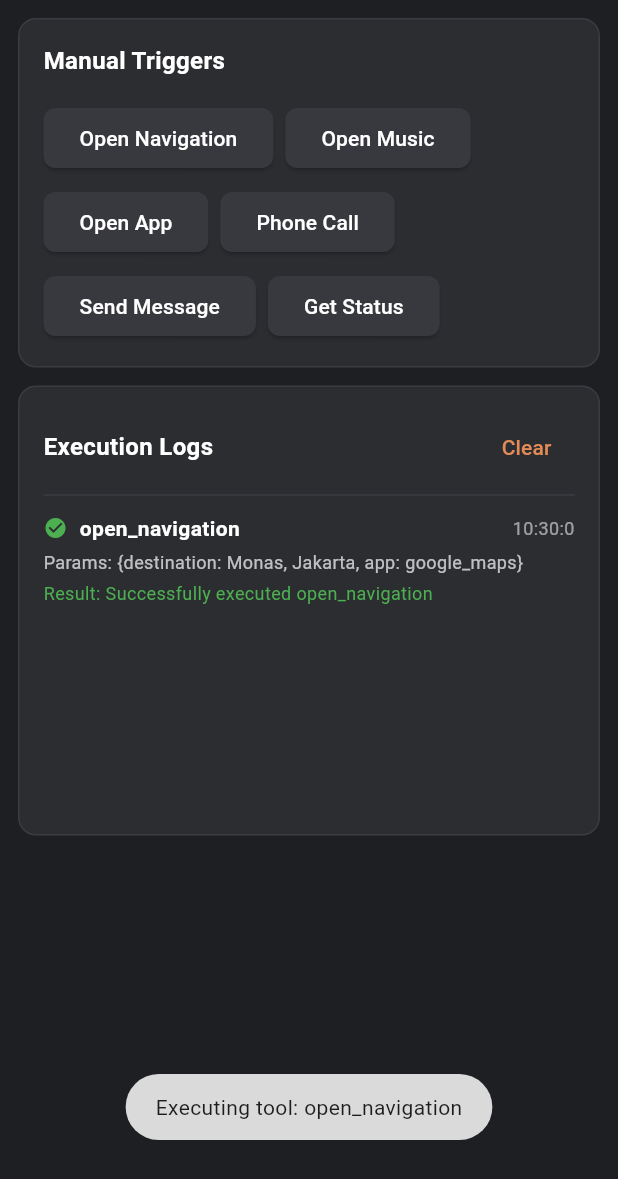
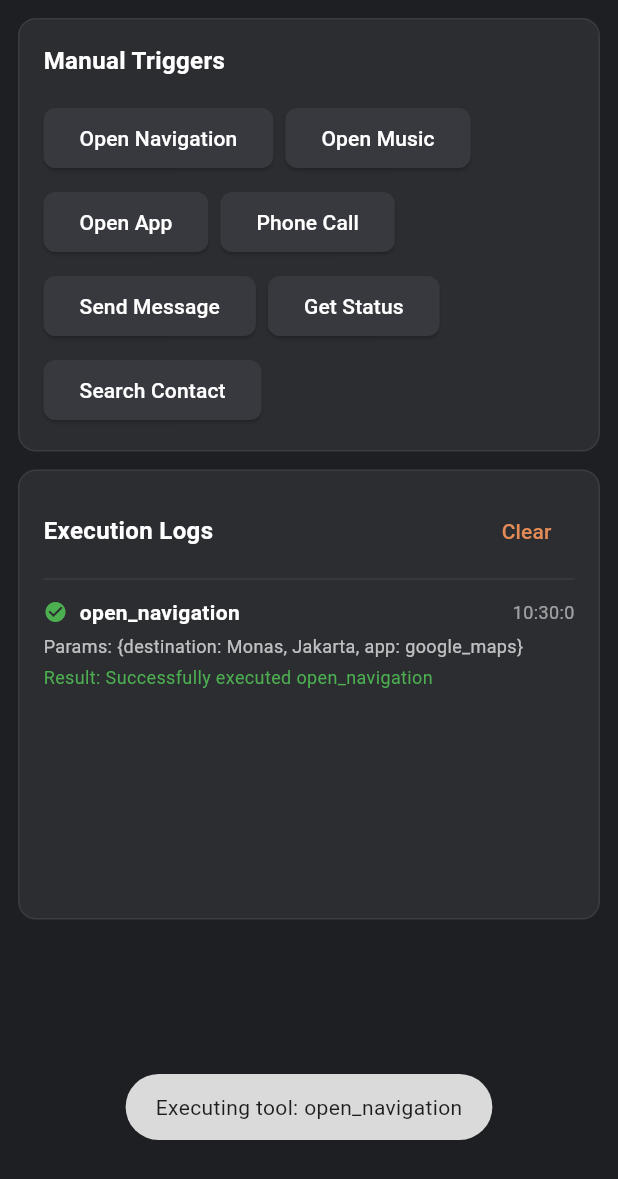
Before and after one commit to nixon42/flutter_mimo, a Flutter app: the DebugToolsPanel widget shown alone on an empty page, opened directly, after a tap on "Open Navigation", on a phone screen of 412 x 824 dp. Shown: the top 1179 px of the screen. Run offline on Flutter 3.47's test engine with Material 3 defaults, Android fonts, the phone set to English and light mode, and no system bars; our stand-ins replace flutter_contacts, fluttertoast, permission_handler, platform, shared_preferences; missing offline and left inert: android_intent_plus, flutter_foreground_task, mqtt_client; accounts and stored records are empty.

Commit message:
feat(flutter): add search_contact test button in debug UI to trigger permission request

```diff
--- a/lib/main.dart
+++ b/lib/main.dart
@@ -3,6 +3,7 @@ import 'package:flutter_foreground_task/flutter_foreground_task.dart';
 import 'package:provider/provider.dart';
 import 'data/services/foreground_service_manager.dart';
 import 'data/services/intent_service.dart';
+import 'data/services/contact_service.dart';
 import 'presentation/state/companion_state.dart';
 import 'presentation/state/tool_debug_state.dart';
 import 'presentation/ui/screens/dashboard_screen.dart';
@@ -52,7 +53,10 @@ class MyApp extends StatelessWidget {
           create: (_) => CompanionState(serviceManager: serviceManager),
         ),
         ChangeNotifierProvider(
-          create: (_) => ToolDebugState(intentService: intentService),
+          create: (_) => ToolDebugState(
+            intentService: intentService,
+            contactService: DeviceContactService(),
+          ),
         ),
       ],
       child: MaterialApp(
--- a/lib/presentation/state/tool_debug_state.dart
+++ b/lib/presentation/state/tool_debug_state.dart
@@ -1,12 +1,14 @@
 import 'package:flutter/foundation.dart';
 import '../../data/models/tool_log_entry.dart';
 import '../../data/services/intent_service.dart';
+import '../../data/services/contact_service.dart';
 
 class ToolDebugState extends ChangeNotifier {
   final IntentService intentService;
+  final ContactService contactService;
   final List<ToolLogEntry> _logs = [];
 
-  ToolDebugState({required this.intentService});
+  ToolDebugState({required this.intentService, required this.contactService});
 
   List<ToolLogEntry> get logs => List.unmodifiable(_logs);
 
@@ -25,7 +27,23 @@ class ToolDebugState extends ChangeNotifier {
     await intentService.showToast('Executing tool: $name');
 
     try {
-      final success = await intentService.executeTool(name, params);
+      bool success = false;
+      if (name == 'search_contact') {
+        try {
+          final query = params['query']?.toString() ?? '';
+          final contacts = await contactService.searchContacts(query);
+          success = true;
+          _updateLogStatus(entry.id, ToolLogStatus.success, 'Found ${contacts.length} contacts matching "$query"');
+          return;
+        } catch (e) {
+          success = false;
+          _updateLogStatus(entry.id, ToolLogStatus.error, e.toString());
+          return;
+        }
+      } else {
+        success = await intentService.executeTool(name, params);
+      }
+
       if (success) {
         _updateLogStatus(entry.id, ToolLogStatus.success, 'Successfully executed $name');
       } else {
--- a/lib/presentation/ui/widgets/debug_tools_panel.dart
+++ b/lib/presentation/ui/widgets/debug_tools_panel.dart
@@ -74,6 +74,9 @@ class DebugToolsPanel extends StatelessWidget {
               }),
               _buildToolButton('Get Status', () {
                 state.triggerTool('get_headunit_status', {});
+              }),
+              _buildToolButton('Search Contact', () {
+                state.triggerTool('search_contact', {'query': 'surya'});
               }),
             ],
           ),
```
Also changed, not shown: 3 other files.
